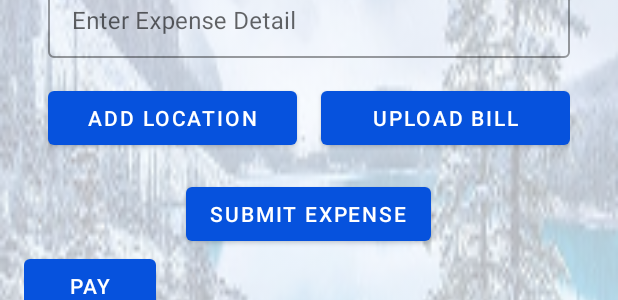
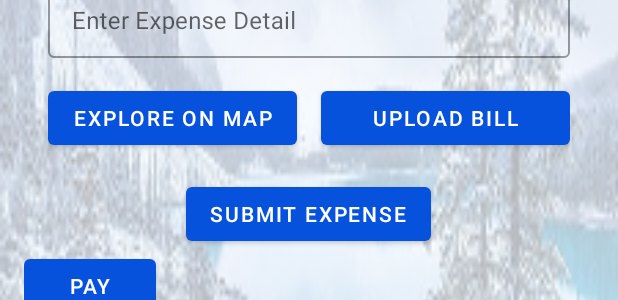
Before and after one commit to avanipatel9/Capstone_teamPurple_bonVoyage, an Android app: the layout activity_trip.xml on its own in the app's theme, with its tools: preview values and no code run, on a phone screen of 412 x 824 dp. Shown: the part 419-719 px from the top of the screen. Run offline under Robolectric (Android 15) with nearby library versions, the phone set to English and light mode, and no system bars.

Commit message:
[cp] change map button text

```diff
--- a/app/src/main/res/layout/activity_trip.xml
+++ b/app/src/main/res/layout/activity_trip.xml
@@ -128,7 +128,7 @@
                 android:id="@+id/addLocation"
                 android:layout_width="0dp"
                 android:layout_height="wrap_content"
-                android:text="Add Location"
+                android:text="Explore on map"
                 android:layout_weight="1"
                 android:layout_marginEnd="8dp"/>
 
```
